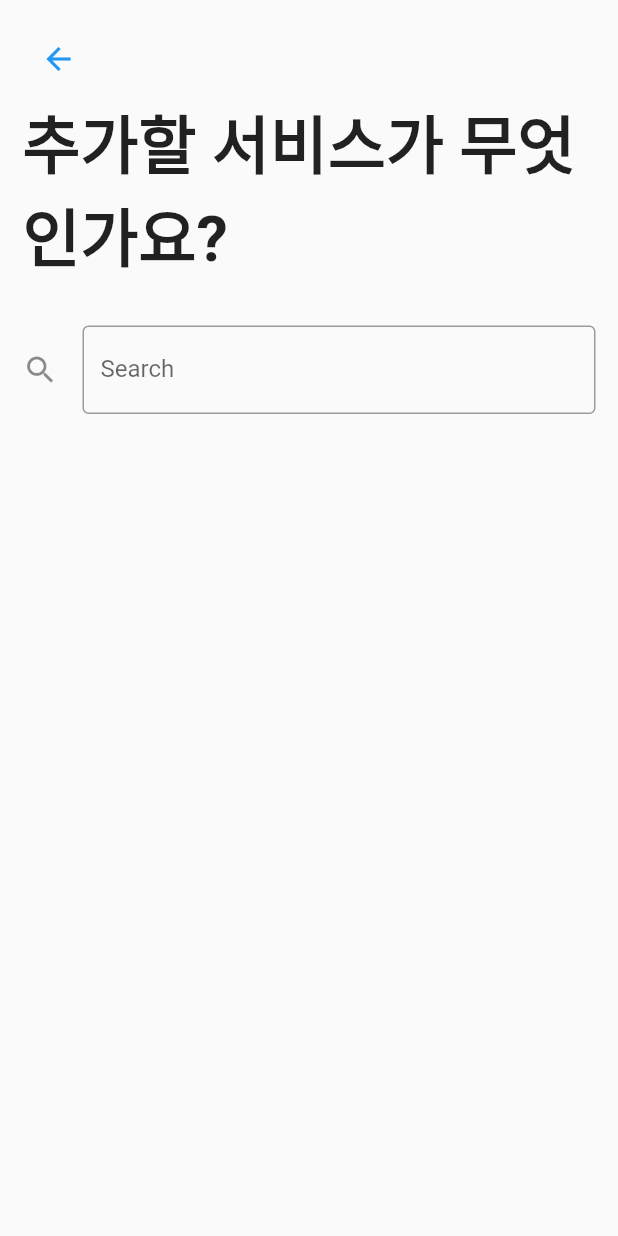
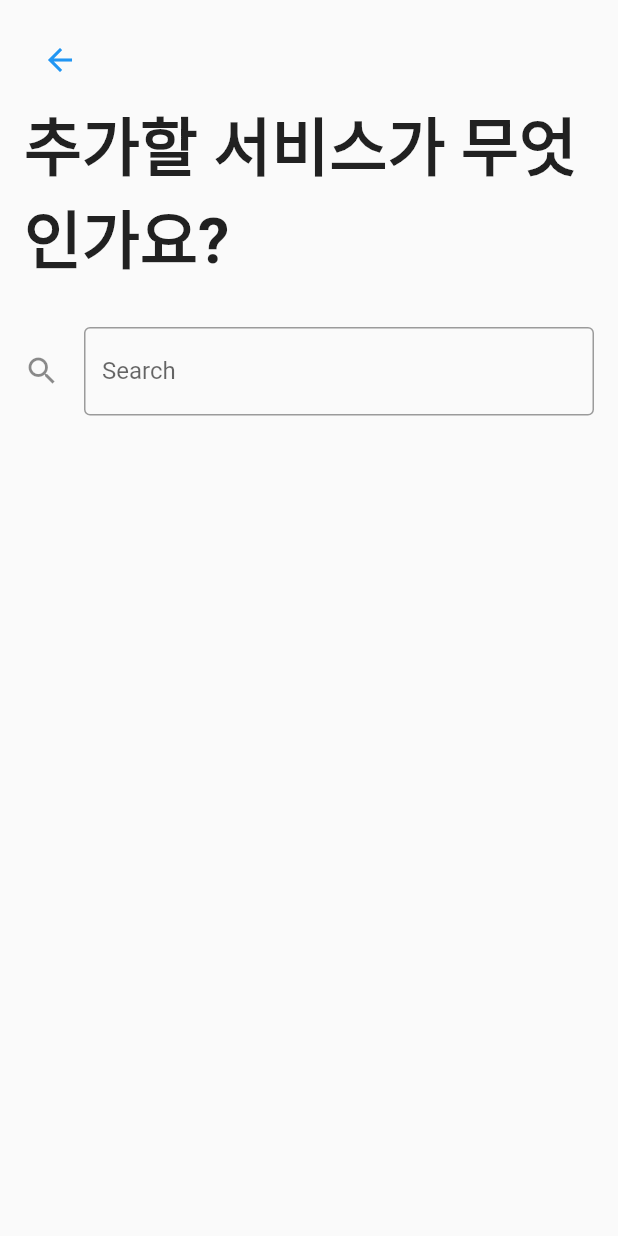
Before and after one commit to hoseCloud/sp1-frontend, a Flutter app: the ScreenAddAccount screen opened directly, on a phone screen of 412 x 824 dp. Run offline on Flutter 3.47's test engine with Material 2 defaults, Android fonts, the phone set to English and light mode, and no system bars.

Commit message:
Set padding to 16.0

```diff
--- a/lib/screen/account.dart
+++ b/lib/screen/account.dart
@@ -73,7 +73,7 @@ class ScreenAddAccount extends StatelessWidget {
   Widget build(BuildContext context) {
     return Scaffold(
       body: ListView(
-        padding: const EdgeInsets.all(15.0),
+        padding: const EdgeInsets.all(16.0),
         children: const <Widget>[
           Align(
             alignment: Alignment.topLeft,
```
